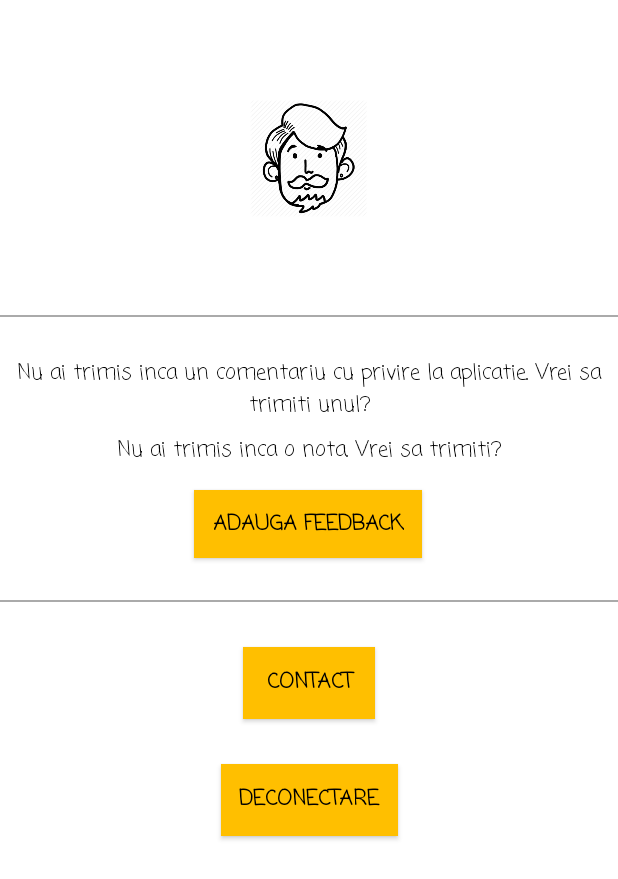
After one commit to catalinadinu/SportSpot, an Android app: the ProfileActivity screen opened directly, with no data from a screen before it, on a phone screen of 412 x 824 dp. The commit adds this screen. Shown: the top 879 px of the screen. Run offline under Robolectric (Android 15) with nearby library versions, the phone set to English and light mode, and no system bars.

Commit message:
Activitate profil si activitate contact

```diff
--- a/app/build.gradle
+++ b/app/build.gradle
@@ -28,4 +28,5 @@ dependencies {
     testImplementation 'junit:junit:4.12'
     androidTestImplementation 'androidx.test.ext:junit:1.1.0'
     androidTestImplementation 'androidx.test.espresso:espresso-core:3.1.1'
+    implementation 'com.google.android.gms:play-services-maps:16.1.0'
 }
--- a/app/src/main/AndroidManifest.xml
+++ b/app/src/main/AndroidManifest.xml
@@ -9,7 +9,9 @@
         android:roundIcon="@mipmap/ic_launcher_round"
         android:supportsRtl="true"
         android:theme="@style/AppTheme">
-        <activity android:name=".SignupActivity"></activity>
+        <activity android:name=".ContactActivity"></activity>
+        <activity android:name=".ProfileActivity" />
+        <activity android:name=".SignupActivity" />
         <activity android:name=".AuthActivity" />
         <activity android:name=".SportsListActivity" />
         <activity android:name=".MainActivity">
--- /dev/null
+++ b/app/src/main/java/com/example/sportspot/ProfileActivity.java
@@ -0,0 +1,35 @@
+package com.example.sportspot;
+
+import androidx.appcompat.app.AppCompatActivity;
+
+import android.content.Intent;
+import android.os.Bundle;
+import android.widget.Button;
+import android.widget.TextView;
+
+public class ProfileActivity extends AppCompatActivity {
+    private TextView comment;
+    private TextView score;
+    private Button add_feedback;
+    private Button contact;
+    private Button disconnect;
+    Intent intent;
+
+    @Override
+    protected void onCreate(Bundle savedInstanceState) {
+        super.onCreate(savedInstanceState);
+        setContentView(R.layout.activity_profile);
+
+        initComponents();
+
+
+    }
+
+    private void initComponents(){
+        comment = findViewById(R.id.profile_comment);
+        score = findViewById(R.id.profile_score);
+        add_feedback = findViewById(R.id.profile_add_feedback);
+        contact = findViewById(R.id.profile_contact);
+        disconnect = findViewById(R.id.profile_disconnect);
+    }
+}
--- /dev/null
+++ b/app/src/main/res/layout/activity_profile.xml
@@ -0,0 +1,102 @@
+<?xml version="1.0" encoding="utf-8"?>
+<androidx.constraintlayout.widget.ConstraintLayout xmlns:android="http://schemas.android.com/apk/res/android"
+    xmlns:app="http://schemas.android.com/apk/res-auto"
+    xmlns:tools="http://schemas.android.com/tools"
+    android:layout_width="match_parent"
+    android:layout_height="match_parent"
+    android:background="#ffffff"
+    tools:context=".ProfileActivity">
+
+    <ImageView
+        android:id="@+id/imageView3"
+        android:layout_width="106dp"
+        android:layout_height="210dp"
+        app:layout_constraintEnd_toEndOf="parent"
+        app:layout_constraintHorizontal_bias="0.498"
+        app:layout_constraintStart_toStartOf="parent"
+        app:layout_constraintTop_toTopOf="parent"
+        app:srcCompat="@drawable/avatar" />
+
+    <View
+        android:id="@+id/view"
+        style="@style/Divider"
+        app:layout_constraintEnd_toEndOf="parent"
+        app:layout_constraintHorizontal_bias="0.0"
+        app:layout_constraintStart_toStartOf="parent"
+        app:layout_constraintTop_toBottomOf="@+id/imageView3" />
+
+    <TextView
+        android:id="@+id/profile_comment"
+        android:layout_width="wrap_content"
+        android:layout_height="wrap_content"
+        android:layout_marginTop="28dp"
+        android:paddingStart="8dp"
+        android:paddingEnd="8dp"
+        android:text="@string/feedback_text"
+        android:textAlignment="center"
+        android:textColor="@color/colorPrimaryDark"
+        app:layout_constraintEnd_toEndOf="parent"
+        app:layout_constraintHorizontal_bias="0.5"
+        app:layout_constraintStart_toStartOf="parent"
+        app:layout_constraintTop_toBottomOf="@+id/imageView3" />
+
+    <TextView
+        android:id="@+id/profile_score"
+        android:layout_width="wrap_content"
+        android:layout_height="wrap_content"
+        android:layout_marginTop="8dp"
+        android:text="@string/feedback_score"
+        android:textColor="@color/colorPrimaryDark"
+        app:layout_constraintEnd_toEndOf="parent"
+        app:layout_constraintStart_toStartOf="parent"
+        app:layout_constraintTop_toBottomOf="@+id/profile_comment" />
+
+    <Button
+        android:id="@+id/profile_add_feedback"
+        android:layout_width="wrap_content"
+        android:layout_height="45dp"
+        android:layout_marginTop="15dp"
+        android:background="@color/colorPrimary"
+        android:padding="12dp"
+        android:text="@string/adauga_feedback"
+        android:textColor="@color/colorPrimaryDark"
+        android:textStyle="bold"
+        app:layout_constraintEnd_toEndOf="parent"
+        app:layout_constraintHorizontal_bias="0.498"
+        app:layout_constraintStart_toStartOf="parent"
+        app:layout_constraintTop_toBottomOf="@+id/profile_score" />
+
+    <View
+        android:id="@+id/view2"
+        style="@style/Divider"
+        android:layout_marginTop="28dp"
+        app:layout_constraintEnd_toEndOf="parent"
+        app:layout_constraintStart_toStartOf="parent"
+        app:layout_constraintTop_toBottomOf="@+id/profile_add_feedback" />
+
+    <Button
+        android:id="@+id/profile_contact"
+        android:layout_width="wrap_content"
+        android:layout_height="wrap_content"
+        android:layout_marginTop="30dp"
+        android:background="@color/colorPrimary"
+        android:padding="12dp"
+        android:text="@string/contact"
+        android:textStyle="bold"
+        app:layout_constraintEnd_toEndOf="parent"
+        app:layout_constraintStart_toStartOf="parent"
+        app:layout_constraintTop_toBottomOf="@+id/view2" />
+
+    <Button
+        android:id="@+id/profile_disconnect"
+        android:layout_width="wrap_content"
+        android:layout_height="wrap_content"
+        android:layout_marginTop="30dp"
+        android:background="@color/colorPrimary"
+        android:padding="12dp"
+        android:text="@string/deconectare"
+        android:textStyle="bold"
+        app:layout_constraintEnd_toEndOf="parent"
+        app:layout_constraintStart_toStartOf="parent"
+        app:layout_constraintTop_toBottomOf="@+id/profile_contact" />
+</androidx.constraintlayout.widget.ConstraintLayout>
--- a/app/src/main/res/values/strings.xml
+++ b/app/src/main/res/values/strings.xml
@@ -10,6 +10,16 @@
     <string name="nu_ai_un_cont">Nu ai un cont? Inregistreaza-te! ></string>
     <string name="email">Email</string>
     <string name="auth_failed">Conectarea a esuat!</string>
+    <string name="feedback_text">Nu ai trimis inca un comentariu cu privire la aplicatie.
+        Vrei sa trimiti unul? </string>
+    <string name="feedback_score">Nu ai trimis inca o nota. Vrei sa trimiti? </string>
+    <string name="adauga_feedback">Adauga feedback</string>
+    <string name="contact">Contact</string>
+    <string name="deconectare">Deconectare</string>
+    <string name="versiune">versiunea 1.0</string>
+    <string name="contacteaza_ne">Contacteaza-ne la adresa de mail</string>
+    <string name="contact_mail">contact@sportspot.ro</string>
+
 
     <string-array name="lv_sports_list">
         <item>Fotbal</item>
--- a/app/src/main/res/values/styles.xml
+++ b/app/src/main/res/values/styles.xml
@@ -6,9 +6,16 @@
         <item name="colorPrimary">@color/colorPrimary</item>
         <item name="colorAccent">#ffdf80</item>
         <item name="colorPrimaryDark">#000000</item>
+        <item name="android:fontFamily">casual</item>
+        <item name="android:textColor">@color/colorPrimaryDark</item>
 
-        <item name="android:fontFamily">casual</item>
 
     </style>
 
+    <style name="Divider">
+        <item name="android:layout_width">match_parent</item>
+        <item name="android:layout_height">1dp</item>
+        <item name="android:background">@android:color/darker_gray</item>
+    </style>
+
 </resources>
```
Also changed, not shown: app/src/main/java/com/example/sportspot/ContactActivity.java (added, +14 -0 lines), app/src/main/java/com/example/sportspot/SportsListActivity.java (+16 -0 lines), app/src/main/res/layout/activity_auth.xml (+6 -2 lines), app/src/main/res/layout/activity_contact.xml (added, +58 -0 lines), app/src/main/res/layout/activity_signup.xml (+9 -3 lines), app/src/main/res/layout/activity_sports_list.xml (+10 -0 lines), app/src/main/res/drawable/account.png (added), app/src/main/res/drawable/avatar.PNG (added), app/src/main/res/drawable/info.png (added), app/src/main/res/drawable/news.png (added).
